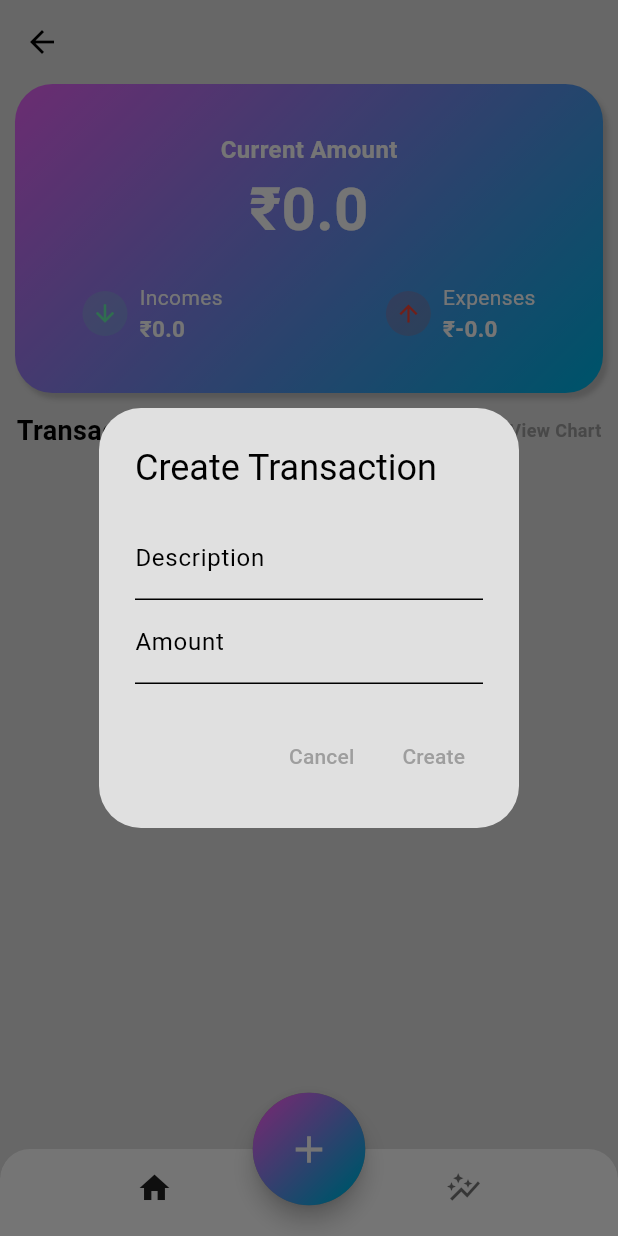
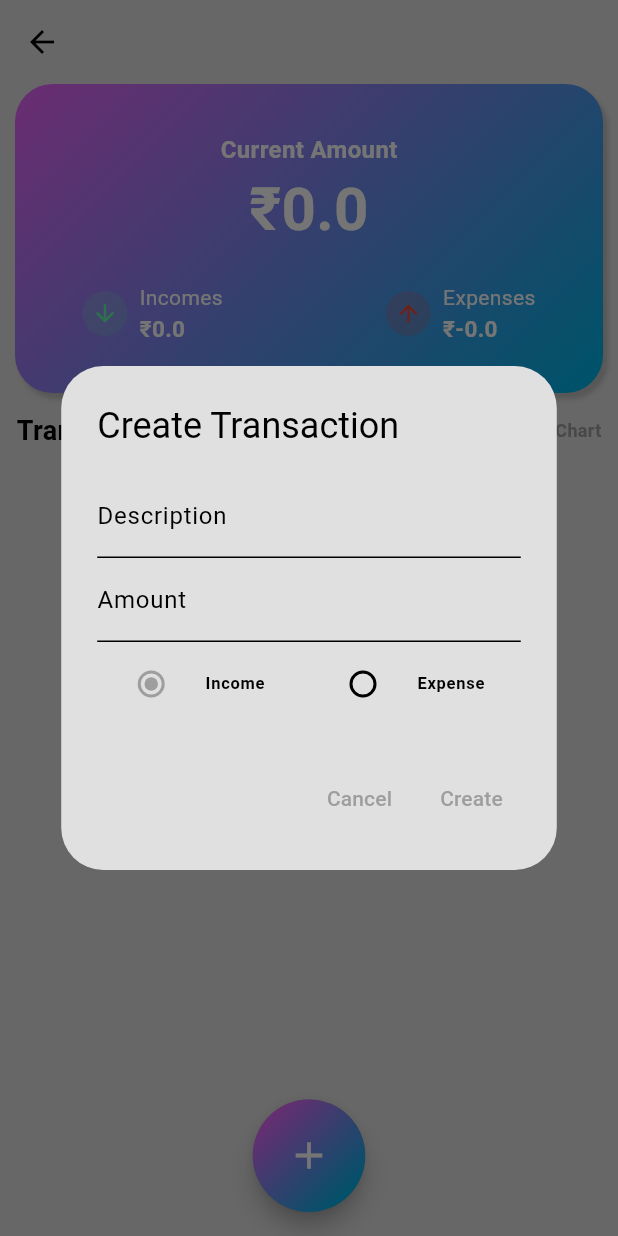
Before and after one commit to Neeth-N/finance_tracker_app, a Flutter app: the ProjectDetailsScreen screen opened directly with empty values, after a tap on the "add" icon, on a phone screen of 412 x 824 dp. Run offline on Flutter 3.47's test engine with Material 3 defaults, Android fonts, the phone set to English and light mode, and no system bars; our stand-ins replace cloud_firestore, firebase_core, fl_chart, flutter_slidable; accounts and stored records are empty.

```diff
--- a/lib/Screens/project_details_screen.dart
+++ b/lib/Screens/project_details_screen.dart
@@ -27,28 +27,28 @@ class _ProjectDetailsScreenState extends State<ProjectDetailsScreen> {
     return Scaffold(
       backgroundColor: Theme.of(context).colorScheme.surface,
       appBar: AppBar(title: Text(widget.project.name)),
-      bottomNavigationBar: ClipRRect(
-        borderRadius: const BorderRadius.vertical(top: Radius.circular(20)),
-        child: BottomNavigationBar(
-          backgroundColor: Theme.of(context).colorScheme.tertiary,
-          showSelectedLabels: false,
-          showUnselectedLabels: false,
-          selectedItemColor: Theme.of(context).colorScheme.inversePrimary,
-          elevation: 3,
-          items: const [
-            BottomNavigationBarItem(
-              icon: Icon(Icons.home),
-              label: 'Home',
-            ),
-            BottomNavigationBarItem(
-              icon: Icon(Icons.auto_graph_outlined),
-              label: 'Graph',
-            ),
-          ],
-        ),
-      ),
+      // bottomNavigationBar: ClipRRect(
+      //   borderRadius: const BorderRadius.vertical(top: Radius.circular(20)),
+      //   child: BottomNavigationBar(
+      //     backgroundColor: Theme.of(context).colorScheme.tertiary,
+      //     showSelectedLabels: false,
+      //     showUnselectedLabels: false,
+      //     selectedItemColor: Theme.of(context).colorScheme.inversePrimary,
+      //     elevation: 3,
+      //     items: const [
+      //       BottomNavigationBarItem(
+      //         icon: Icon(Icons.home),
+      //         label: 'Home',
+      //       ),
+      //       BottomNavigationBarItem(
+      //         icon: Icon(Icons.auto_graph_outlined),
+      //         label: 'Graph',
+      //       ),
+      //     ],
+      //   ),
+      // ),
       body:buildStreamBuilder(projectDoc),
-      floatingActionButtonLocation: FloatingActionButtonLocation.centerDocked,
+      floatingActionButtonLocation: FloatingActionButtonLocation.centerFloat,
       floatingActionButton: _buildAddTransactionButton(context, projectDoc),
     );
   }
@@ -410,7 +410,7 @@ class _ProjectDetailsScreenState extends State<ProjectDetailsScreen> {
       height: 75,
       child: FloatingActionButton(
         shape: const CircleBorder(),
-        onPressed: () => _showAddTransactionDialog(context, projectDoc),
+        onPressed: () => _showTransactionDialog(context, projectDoc),
         child: Container(
           width: 75,
           height: 75,
@@ -430,13 +430,16 @@ class _ProjectDetailsScreenState extends State<ProjectDetailsScreen> {
     );
   }
 
-  void _showAddTransactionDialog(BuildContext context, firestore.DocumentReference projectDoc) {
+  void _showTransactionDialog(BuildContext context, firestore.DocumentReference projectDoc, {Transaction? transaction, Project? updatedProject}) {
     String description = '';
-    double amount = 0;
+    double? amount = null;
+    String transactionType = 'income';
+    final firestore.DocumentReference projectRef = firestore.FirebaseFirestore.instance.collection('projects').doc(projectDoc.id);
 
     showDialog(
       context: context,
-      builder: (context) => AlertDialog(
+      builder: (context) => StatefulBuilder(
+        builder: (context, setState) => AlertDialog(
           title: const Text('Create Transaction'),
           content: Column(
             mainAxisSize: MainAxisSize.min,
@@ -448,7 +451,41 @@ class _ProjectDetailsScreenState extends State<ProjectDetailsScreen> {
               TextField(
                 decoration: const InputDecoration(labelText: 'Amount'),
                 keyboardType: TextInputType.number,
-              onChanged: (value) => amount = double.tryParse(value) ?? 0,
+                onChanged: (value) => amount = double.tryParse(value),
+              ),
+              Row(
+                children: [
+                  Expanded(
+                    child: RadioListTile<String>(
+                      title: const Text(
+                        'Income',
+                        style: TextStyle(fontSize: 11, fontWeight: FontWeight.bold),
+                      ),
+                      value: 'income',
+                      groupValue: transactionType,
+                      onChanged: (value) {
+                        setState(() {
+                          transactionType = value!;
+                        });
+                      },
+                    ),
+                  ),
+                  Expanded(
+                    child: RadioListTile<String>(
+                      title: const Text(
+                        'Expense',
+                        style: TextStyle(fontSize: 11, fontWeight: FontWeight.bold),
+                      ),
+                      value: 'expense',
+                      groupValue: transactionType,
+                      onChanged: (value) {
+                        setState(() {
+                          transactionType = value!;
+                        });
+                      },
+                    ),
+                  ),
+                ],
               ),
             ],
           ),
@@ -459,25 +496,8 @@ class _ProjectDetailsScreenState extends State<ProjectDetailsScreen> {
             ),
             TextButton(
               onPressed: () {
-              if (description.isNotEmpty && amount != 0) {
-                firestore.FirebaseFirestore.instance.collection('transactions').add({
-                  'description': description,
-                  'amount': amount,
-                  'date': firestore.Timestamp.now(),
-                  'projectId': widget.project.id,
-                });
-                if (amount < 0) {
-                  projectDoc.update({
-                    'decAmount': firestore.FieldValue.increment(amount),
-                  });
-                } else {
-                  projectDoc.update({
-                    'incAmount': firestore.FieldValue.increment(amount),
-                  });
-                }
-                projectDoc.update({
-                  'currentAmount': firestore.FieldValue.increment(amount),
-                });
+                if (description.isNotEmpty && amount != null && amount != 0) {
+                  _createTransaction(description, amount!, projectDoc, transactionType);
                   Navigator.pop(context);
                 }
               },
@@ -485,7 +505,43 @@ class _ProjectDetailsScreenState extends State<ProjectDetailsScreen> {
             ),
           ],
         ),
+      ),
     );
+  }
+
+  void _createTransaction(String description, double amount, firestore.DocumentReference projectDoc, String transactionType) {
+    firestore.FirebaseFirestore.instance.collection('transactions').add({
+      'description': description,
+      'amount': transactionType == 'expense' ? -amount : amount,
+      'date': firestore.Timestamp.now(),
+      'projectId': projectDoc.id,
+      'type': transactionType,
+    });
+    _updateProjectAmounts(projectDoc, amount, transactionType);
+  }
+
+  void _updateTransaction(Transaction transaction, String description, double amount, firestore.DocumentReference projectDoc, String transactionType) {
+    double amountDifference = transactionType == 'expense' ? -amount : amount - transaction.amount;
+    firestore.FirebaseFirestore.instance.collection('transactions').doc(transaction.id).update({
+      'description': description,
+      'amount': transactionType == 'expense' ? -amount : amount,
+      'type': transactionType,
+    });
+    _updateProjectAmounts(projectDoc, amountDifference, transactionType);
+  }
+
+  void _updateProjectAmounts(firestore.DocumentReference projectDoc, double amount, String transactionType) {
+    if (transactionType == 'expense') {
+      projectDoc.update({
+        'decAmount': firestore.FieldValue.increment(-amount),
+        'currentAmount': firestore.FieldValue.increment(-amount),
+      });
+    } else {
+      projectDoc.update({
+        'incAmount': firestore.FieldValue.increment(amount),
+        'currentAmount': firestore.FieldValue.increment(amount),
+      });
+    }
   }
 
   void _showEditTransactionDialog(BuildContext context, Transaction transaction, Project updatedProject) {
```
Also changed, not shown: lib/Screens/home_screen.dart (+4 -4 lines). Lines whose indentation alone changed are shown as unchanged.
